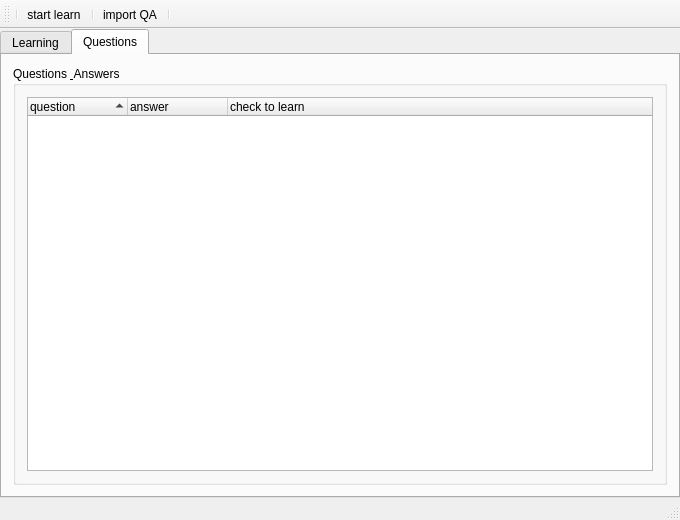
First picture: the form in GonzalesApp/ui/mainwindow.ui, repository szymonpi/Gonzales, before the edit.
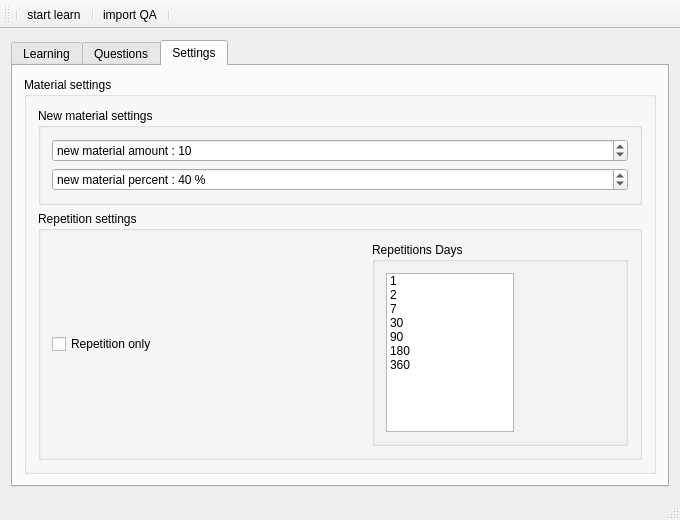
Second picture: the form after the edit. Icons and pictures are not drawn.

Diff of the .ui file:
```diff
--- a/GonzalesApp/ui/mainwindow.ui
+++ b/GonzalesApp/ui/mainwindow.ui
@@ -15,22 +15,7 @@
   </property>
   <widget class="QWidget" name="centralWidget">
    <layout class="QVBoxLayout" name="verticalLayout_6">
-    <property name="spacing">
-     <number>0</number>
-    </property>
-    <property name="leftMargin">
-     <number>0</number>
-    </property>
-    <property name="topMargin">
-     <number>0</number>
-    </property>
-    <property name="rightMargin">
-     <number>0</number>
-    </property>
-    <property name="bottomMargin">
-     <number>0</number>
-    </property>
-    <item alignment="Qt::AlignTop">
+    <item>
      <widget class="QTabWidget" name="MainTab">
       <property name="minimumSize">
        <size>
@@ -51,7 +36,7 @@
        <enum>QTabWidget::Rounded</enum>
       </property>
       <property name="currentIndex">
-       <number>1</number>
+       <number>2</number>
       </property>
       <property name="iconSize">
        <size>
@@ -317,6 +302,161 @@
         </item>
        </layout>
       </widget>
+      <widget class="QWidget" name="tab">
+       <attribute name="icon">
+        <iconset resource="../icons.qrc">
+         <normaloff>:/resources/icons/settings.jpeg</normaloff>:/resources/icons/settings.jpeg</iconset>
+       </attribute>
+       <attribute name="title">
+        <string>Settings</string>
+       </attribute>
+       <layout class="QVBoxLayout" name="verticalLayout_11">
+        <item>
+         <widget class="QGroupBox" name="groupBoxMaterialSettings">
+          <property name="title">
+           <string>Material settings</string>
+          </property>
+          <layout class="QVBoxLayout" name="verticalLayout_8">
+           <item>
+            <widget class="QGroupBox" name="groupBoxNewMaterialsettings">
+             <property name="title">
+              <string>New material settings</string>
+             </property>
+             <layout class="QVBoxLayout" name="verticalLayout_9">
+              <item>
+               <widget class="QSpinBox" name="spinBoxNewMaterialAmount">
+                <property name="suffix">
+                 <string/>
+                </property>
+                <property name="prefix">
+                 <string>new material amount : </string>
+                </property>
+                <property name="minimum">
+                 <number>0</number>
+                </property>
+                <property name="maximum">
+                 <number>10000</number>
+                </property>
+                <property name="singleStep">
+                 <number>5</number>
+                </property>
+                <property name="value">
+                 <number>10</number>
+                </property>
+               </widget>
+              </item>
+              <item>
+               <widget class="QSpinBox" name="spinBoxNewMaterialPercent">
+                <property name="suffix">
+                 <string> %</string>
+                </property>
+                <property name="prefix">
+                 <string>new material percent : </string>
+                </property>
+                <property name="minimum">
+                 <number>0</number>
+                </property>
+                <property name="maximum">
+                 <number>100</number>
+                </property>
+                <property name="singleStep">
+                 <number>5</number>
+                </property>
+                <property name="value">
+                 <number>40</number>
+                </property>
+               </widget>
+              </item>
+             </layout>
+            </widget>
+           </item>
+           <item>
+            <widget class="QGroupBox" name="groupBoxRepetitionsSettings">
+             <property name="title">
+              <string>Repetition settings</string>
+             </property>
+             <layout class="QHBoxLayout" name="horizontalLayout_2">
+              <item>
+               <widget class="QCheckBox" name="checkBoxRepetitionOnly">
+                <property name="text">
+                 <string>Repetition only</string>
+                </property>
+               </widget>
+              </item>
+              <item>
+               <widget class="QGroupBox" name="groupBox_2">
+                <property name="maximumSize">
+                 <size>
+                  <width>256</width>
+                  <height>16777215</height>
+                 </size>
+                </property>
+                <property name="title">
+                 <string>Repetitions Days</string>
+                </property>
+                <layout class="QVBoxLayout" name="verticalLayout_12">
+                 <item>
+                  <widget class="QListWidget" name="listWidgetRepetitionPeriods">
+                   <property name="maximumSize">
+                    <size>
+                     <width>128</width>
+                     <height>16777215</height>
+                    </size>
+                   </property>
+                   <property name="viewMode">
+                    <enum>QListView::ListMode</enum>
+                   </property>
+                   <property name="sortingEnabled">
+                    <bool>false</bool>
+                   </property>
+                   <item>
+                    <property name="text">
+                     <string>1</string>
+                    </property>
+                   </item>
+                   <item>
+                    <property name="text">
+                     <string>2</string>
+                    </property>
+                   </item>
+                   <item>
+                    <property name="text">
+                     <string>7</string>
+                    </property>
+                   </item>
+                   <item>
+                    <property name="text">
+                     <string>30</string>
+                    </property>
+                   </item>
+                   <item>
+                    <property name="text">
+                     <string>90</string>
+                    </property>
+                   </item>
+                   <item>
+                    <property name="text">
+                     <string>180</string>
+                    </property>
+                   </item>
+                   <item>
+                    <property name="text">
+                     <string>360</string>
+                    </property>
+                   </item>
+                  </widget>
+                 </item>
+                </layout>
+               </widget>
+              </item>
+             </layout>
+            </widget>
+           </item>
+          </layout>
+         </widget>
+        </item>
+       </layout>
+      </widget>
      </widget>
     </item>
    </layout>
```
